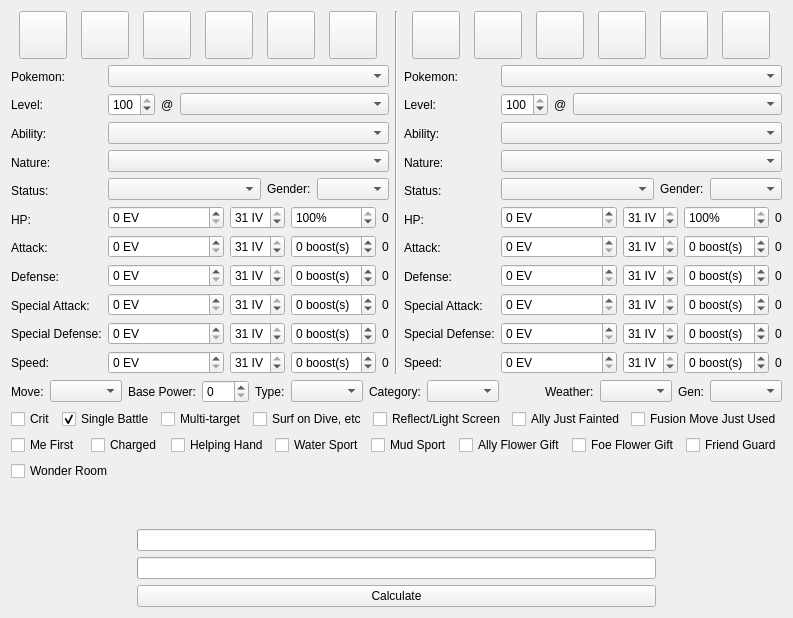
Qt form src/Teambuilder/damagecalc.ui (po-devs/pokemon-online) before a commit.
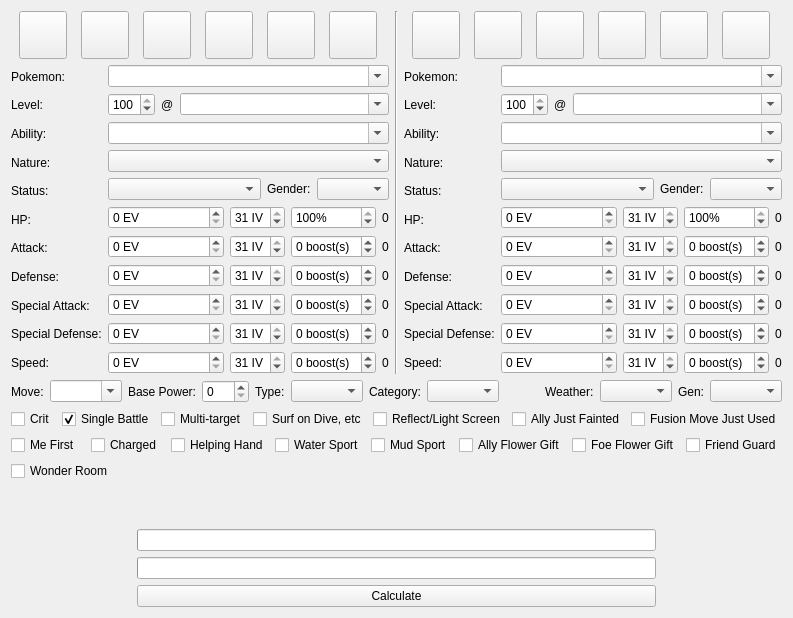
The same form after that commit.

Commit message: Make Damage Calc Poke/Move/Ab selection editable

```diff
--- a/src/Teambuilder/damagecalc.ui
+++ b/src/Teambuilder/damagecalc.ui
@@ -7,7 +7,7 @@
     <x>0</x>
     <y>0</y>
     <width>716</width>
-    <height>599</height>
+    <height>615</height>
    </rect>
   </property>
   <property name="windowTitle">
@@ -281,6 +281,9 @@
                  <verstretch>0</verstretch>
                 </sizepolicy>
                </property>
+               <property name="editable">
+                <bool>true</bool>
+               </property>
               </widget>
              </item>
              <item>
@@ -313,6 +316,9 @@
                    <verstretch>0</verstretch>
                   </sizepolicy>
                  </property>
+                 <property name="editable">
+                  <bool>true</bool>
+                 </property>
                 </widget>
                </item>
               </layout>
@@ -325,6 +331,9 @@
                  <verstretch>0</verstretch>
                 </sizepolicy>
                </property>
+               <property name="editable">
+                <bool>true</bool>
+               </property>
               </widget>
              </item>
              <item>
@@ -987,6 +996,9 @@
                  <verstretch>0</verstretch>
                 </sizepolicy>
                </property>
+               <property name="editable">
+                <bool>true</bool>
+               </property>
               </widget>
              </item>
              <item>
@@ -1019,6 +1031,9 @@
                    <verstretch>0</verstretch>
                   </sizepolicy>
                  </property>
+                 <property name="editable">
+                  <bool>true</bool>
+                 </property>
                 </widget>
                </item>
               </layout>
@@ -1031,6 +1046,9 @@
                  <verstretch>0</verstretch>
                 </sizepolicy>
                </property>
+               <property name="editable">
+                <bool>true</bool>
+               </property>
               </widget>
              </item>
              <item>
@@ -1435,7 +1453,11 @@
       </widget>
      </item>
      <item>
-      <widget class="QComboBox" name="move"/>
+      <widget class="QComboBox" name="move">
+       <property name="editable">
+        <bool>true</bool>
+       </property>
+      </widget>
      </item>
      <item>
       <widget class="QLabel" name="label_15">
```
